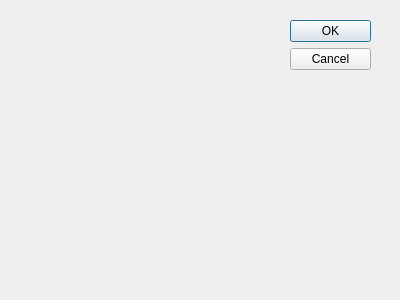
Old version of the form fieldchioce.ui in the repository yixuehan/HsSqlPatchConvert.
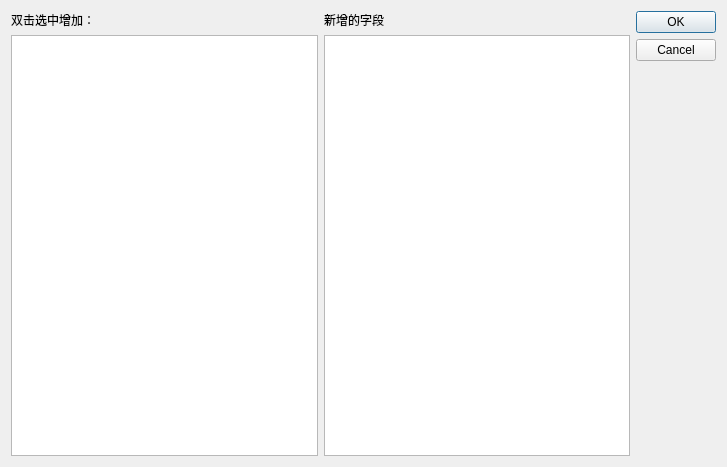
New version of the form.

```diff
--- a/fieldchioce.ui
+++ b/fieldchioce.ui
@@ -1,36 +1,58 @@
-<ui version="4.0" >
- <author></author>
- <comment></comment>
- <exportmacro></exportmacro>
- <class>Dialog</class>
- <widget class="QDialog" name="Dialog" >
-  <property name="geometry" >
+<?xml version="1.0" encoding="UTF-8"?>
+<ui version="4.0">
+ <class>fieldChoice</class>
+ <widget class="QDialog" name="fieldChoice">
+  <property name="geometry">
    <rect>
     <x>0</x>
     <y>0</y>
-    <width>400</width>
-    <height>300</height>
+    <width>727</width>
+    <height>467</height>
    </rect>
   </property>
   <property name="windowTitle" >
    <string>Dialog</string>
   </property>
-  <widget class="QDialogButtonBox" name="buttonBox" >
-   <property name="geometry" >
-    <rect>
-     <x>290</x>
-     <y>20</y>
-     <width>81</width>
-     <height>241</height>
-    </rect>
-   </property>
-   <property name="orientation" >
-    <enum>Qt::Vertical</enum>
-   </property>
-   <property name="standardButtons" >
-    <set>QDialogButtonBox::Cancel|QDialogButtonBox::Ok</set>
-   </property>
-  </widget>
+  <layout class="QGridLayout" name="gridLayout">
+   <item row="0" column="0">
+    <layout class="QVBoxLayout" name="verticalLayout_2">
+     <item>
+      <widget class="QLabel" name="label">
+       <property name="text">
+        <string>双击选中增加：</string>
+       </property>
+      </widget>
+     </item>
+     <item>
+      <widget class="QListWidget" name="listAll"/>
+     </item>
+    </layout>
+   </item>
+   <item row="0" column="1">
+    <layout class="QVBoxLayout" name="verticalLayout">
+     <item>
+      <widget class="QLabel" name="label_2">
+       <property name="text">
+        <string>新增的字段</string>
+       </property>
+      </widget>
+     </item>
+     <item>
+      <widget class="QListWidget" name="listNew"/>
+     </item>
+    </layout>
+   </item>
+   <item row="0" column="2">
+    <widget class="QDialogButtonBox" name="buttonBox">
+     <property name="orientation">
+      <enum>Qt::Vertical</enum>
+     </property>
+     <property name="standardButtons">
+      <set>QDialogButtonBox::Cancel|QDialogButtonBox::Ok</set>
+     </property>
+    </widget>
+   </item>
+  </layout>
  </widget>
  <pixmapfunction></pixmapfunction>
  <resources/>
```
Left out of the diff: 15 changed lines with no effect on the pictures.
